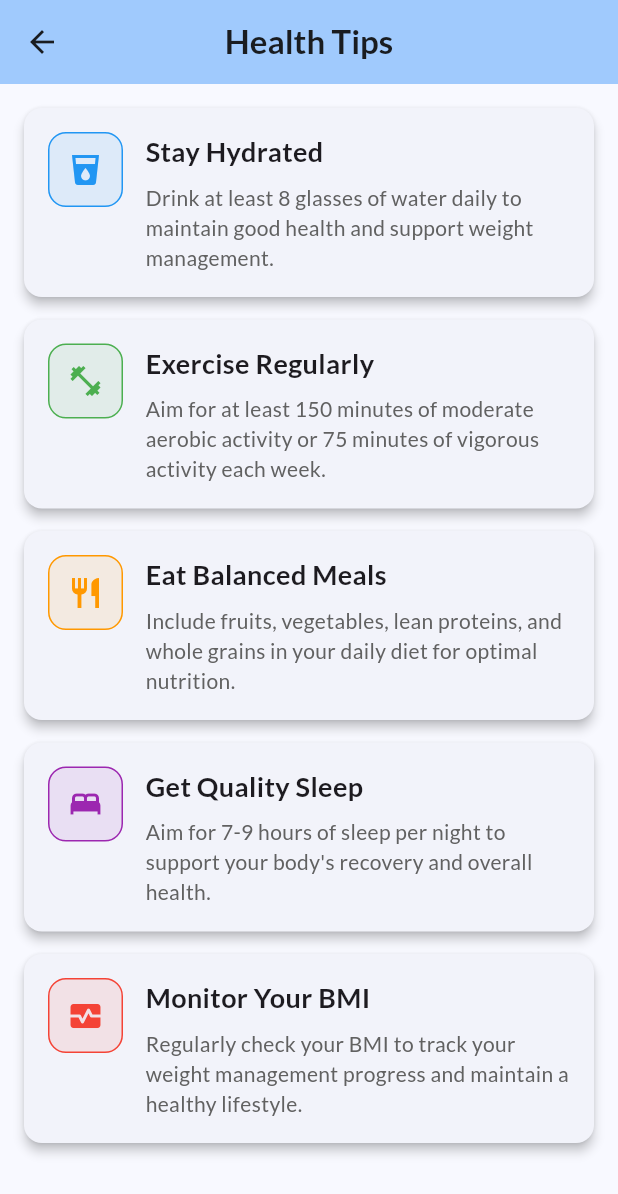
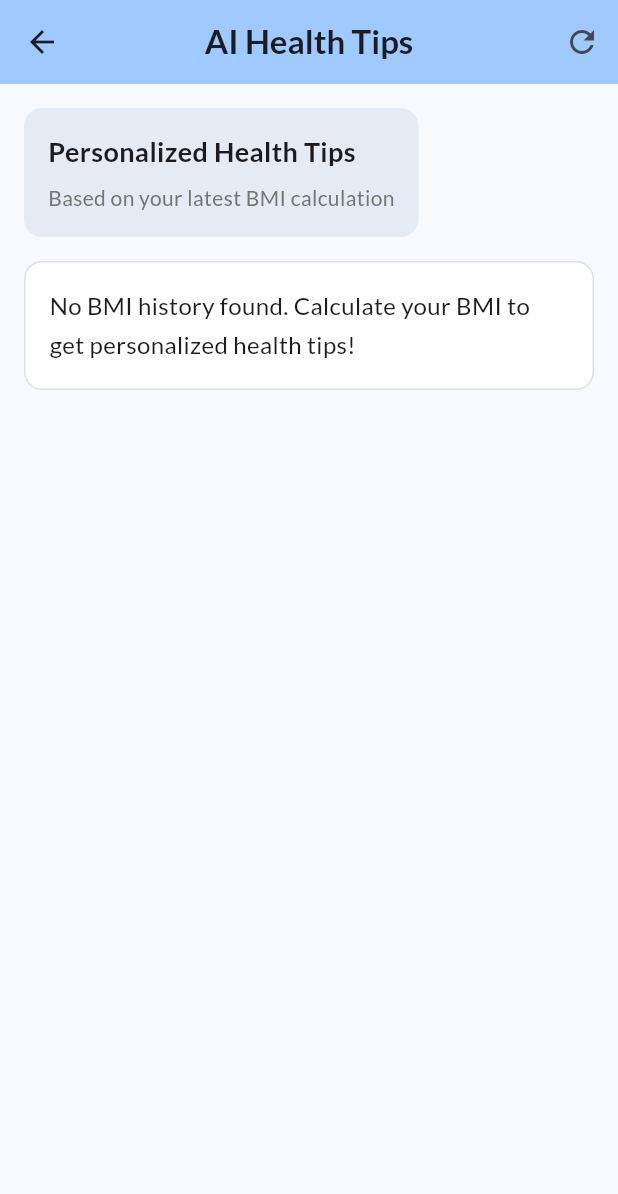
Before and after one commit to harraznasrullah/bmi-calculator-app, a Flutter app: the screen it shows after launch, after a tap on "Health Tips", on a phone screen of 412 x 824 dp. Shown: the top 1194 px of the screen. Run offline on Flutter 3.47's test engine with Material 3 defaults, Android fonts, the phone set to English and light mode, and no system bars; our stand-ins replace cloud_firestore, firebase_core, google_fonts, shared_preferences; accounts and stored records are empty.

Commit message:
Implement AI-enhanced health tips based on BMI results

```diff
--- a/lib/screens/health_tips_screen.dart
+++ b/lib/screens/health_tips_screen.dart
@@ -1,110 +1,283 @@
 import 'package:flutter/material.dart';
 import 'package:google_fonts/google_fonts.dart';
+import 'package:bmi_app1/services/openrouter_service.dart';
+import 'package:bmi_app1/utils/bmi_history_manager.dart';
 
-class HealthTipsScreen extends StatelessWidget {
+class HealthTipsScreen extends StatefulWidget {
   const HealthTipsScreen({super.key});
 
   @override
+  State<HealthTipsScreen> createState() => _HealthTipsScreenState();
+}
+
+class _HealthTipsScreenState extends State<HealthTipsScreen> {
+  String _healthTips = '';
+  bool _isLoading = false;
+  String _error = '';
+
+  @override
+  void initState() {
+    super.initState();
+    _fetchPersonalizedTips();
+  }
+
+  Future<void> _fetchPersonalizedTips() async {
+    setState(() {
+      _isLoading = true;
+      _error = '';
+    });
+
+    try {
+      // Get the most recent BMI record
+      final records = await BMIHistoryManager.getBMIHistory();
+
+      if (records.isEmpty) {
+        setState(() {
+          _healthTips = "No BMI history found. Calculate your BMI to get personalized health tips!";
+          _isLoading = false;
+        });
+        return;
+      }
+
+      // Use the most recent BMI record
+      final recentRecord = records[0];
+      final bmi = recentRecord['bmi'];
+      final category = recentRecord['category'];
+      final height = recentRecord['height'];
+      final weight = recentRecord['weight'];
+
+      // Get personalized health tips from AI
+      final tips = await OpenRouterService.getHealthTips(
+        bmi: bmi,
+        category: category,
+        height: height,
+        weight: weight,
+      );
+
+      setState(() {
+        _healthTips = tips;
+        _isLoading = false;
+      });
+    } catch (e) {
+      setState(() {
+        _error = 'Failed to load health tips: $e';
+        _isLoading = false;
+      });
+    }
+  }
+
+  @override
   Widget build(BuildContext context) {
-    // Sample health tips data
-    final List<HealthTip> tips = [
-      HealthTip(
-        title: 'Stay Hydrated',
-        content: 'Drink at least 8 glasses of water daily to maintain good health and support weight management.',
-        icon: Icons.local_drink,
-        color: Colors.blue,
-      ),
-      HealthTip(
-        title: 'Exercise Regularly',
-        content: 'Aim for at least 150 minutes of moderate aerobic activity or 75 minutes of vigorous activity each week.',
-        icon: Icons.fitness_center,
-        color: Colors.green,
-      ),
-      HealthTip(
-        title: 'Eat Balanced Meals',
-        content: 'Include fruits, vegetables, lean proteins, and whole grains in your daily diet for optimal nutrition.',
-        icon: Icons.restaurant,
-        color: Colors.orange,
-      ),
-      HealthTip(
-        title: 'Get Quality Sleep',
-        content: 'Aim for 7-9 hours of sleep per night to support your body\'s recovery and overall health.',
-        icon: Icons.bed,
-        color: Colors.purple,
-      ),
-      HealthTip(
-        title: 'Monitor Your BMI',
-        content: 'Regularly check your BMI to track your weight management progress and maintain a healthy lifestyle.',
-        icon: Icons.monitor_heart,
-        color: Colors.red,
-      ),
-    ];
-
     return Scaffold(
       appBar: AppBar(
         backgroundColor: Theme.of(context).colorScheme.inversePrimary,
         title: Text(
-          'Health Tips',
+          'AI Health Tips',
           style: GoogleFonts.lato(
             fontSize: 22,
             fontWeight: FontWeight.bold,
           ),
         ),
         centerTitle: true,
+        actions: [
+          IconButton(
+            icon: const Icon(Icons.refresh),
+            onPressed: _fetchPersonalizedTips,
+          ),
+        ],
       ),
       body: Padding(
         padding: const EdgeInsets.all(16.0),
-        child: ListView.builder(
-          itemCount: tips.length,
-          itemBuilder: (context, index) {
-            final tip = tips[index];
-            return _buildTipCard(context, tip);
-          },
-        ),
+        child: _isLoading
+            ? const Center(
+                child: Column(
+                  mainAxisAlignment: MainAxisAlignment.center,
+                  children: [
+                    CircularProgressIndicator(),
+                    SizedBox(height: 20),
+                    Text('Generating personalized health tips...'),
+                  ],
+                ),
+              )
+            : _error.isNotEmpty
+                ? Center(
+                    child: Column(
+                      mainAxisAlignment: MainAxisAlignment.center,
+                      children: [
+                        Icon(
+                          Icons.error_outline,
+                          size: 60,
+                          color: Colors.red,
+                        ),
+                        const SizedBox(height: 20),
+                        Text(
+                          _error,
+                          textAlign: TextAlign.center,
+                          style: TextStyle(
+                            fontSize: 16,
+                            color: Colors.red,
+                          ),
+                        ),
+                        const SizedBox(height: 20),
+                        ElevatedButton(
+                          onPressed: _fetchPersonalizedTips,
+                          child: const Text('Try Again'),
+                        ),
+                      ],
+                    ),
+                  )
+                : RefreshIndicator(
+                    onRefresh: _fetchPersonalizedTips,
+                    child: SingleChildScrollView(
+                      child: Column(
+                        crossAxisAlignment: CrossAxisAlignment.start,
+                        children: [
+                          // Add a header
+                          Container(
+                            padding: const EdgeInsets.all(16),
+                            decoration: BoxDecoration(
+                              color: Theme.of(context).colorScheme.primary.withValues(alpha: 0.1),
+                              borderRadius: BorderRadius.circular(12),
+                            ),
+                            child: Column(
+                              crossAxisAlignment: CrossAxisAlignment.start,
+                              children: [
+                                Text(
+                                  'Personalized Health Tips',
+                                  style: GoogleFonts.lato(
+                                    fontSize: 18,
+                                    fontWeight: FontWeight.bold,
+                                  ),
+                                ),
+                                const SizedBox(height: 8),
+                                Text(
+                                  'Based on your latest BMI calculation',
+                                  style: TextStyle(
+                                    fontSize: 14,
+                                    color: Colors.grey[600],
+                                  ),
+                                ),
+                              ],
+                            ),
+                          ),
+                          const SizedBox(height: 16),
+                          // Display the AI-generated health tips
+                          Container(
+                            padding: const EdgeInsets.all(16),
+                            decoration: BoxDecoration(
+                              color: Colors.white,
+                              borderRadius: BorderRadius.circular(12),
+                              border: Border.all(
+                                color: Colors.grey[300]!,
+                                width: 1,
+                              ),
+                            ),
+                            child: Text(
+                              _healthTips,
+                              style: GoogleFonts.lato(
+                                fontSize: 16,
+                                height: 1.6,
+                              ),
+                            ),
+                          ),
+                          const SizedBox(height: 20),
+                          // Add general tips section if needed
+                          if (!_healthTips.contains('diet') &&
+                              !_healthTips.contains('exercise') &&
+                              !_healthTips.contains('tips'))
+                            _buildGeneralTipsSection(),
+                        ],
+                      ),
+                    ),
+                  ),
       ),
     );
   }
 
-  Widget _buildTipCard(BuildContext context, HealthTip tip) {
+  Widget _buildGeneralTipsSection() {
+    return Column(
+      crossAxisAlignment: CrossAxisAlignment.start,
+      children: [
+        Text(
+          'General Health Tips',
+          style: GoogleFonts.lato(
+            fontSize: 18,
+            fontWeight: FontWeight.bold,
+          ),
+        ),
+        const SizedBox(height: 12),
+        _buildTipCard(
+          context,
+          'Stay Hydrated',
+          'Drink at least 8 glasses of water daily to maintain good health and support weight management.',
+          Icons.local_drink,
+          Colors.blue,
+        ),
+        _buildTipCard(
+          context,
+          'Exercise Regularly',
+          'Aim for at least 150 minutes of moderate aerobic activity or 75 minutes of vigorous activity each week.',
+          Icons.fitness_center,
+          Colors.green,
+        ),
+        _buildTipCard(
+          context,
+          'Eat Balanced Meals',
+          'Include fruits, vegetables, lean proteins, and whole grains in your daily diet for optimal nutrition.',
+          Icons.restaurant,
+          Colors.orange,
+        ),
+      ],
+    );
+  }
+
+  Widget _buildTipCard(
+    BuildContext context,
+    String title,
+    String content,
+    IconData icon,
+    Color color,
+  ) {
     return Card(
-      elevation: 3,
-      margin: const EdgeInsets.only(bottom: 15),
+      elevation: 2,
+      margin: const EdgeInsets.only(bottom: 12),
       child: Padding(
         padding: const EdgeInsets.all(16.0),
         child: Row(
           crossAxisAlignment: CrossAxisAlignment.start,
           children: [
             Container(
-              width: 50,
-              height: 50,
+              width: 40,
+              height: 40,
               decoration: BoxDecoration(
-                color: tip.color.withValues(alpha: 0.1),
-                borderRadius: BorderRadius.circular(12),
+                color: color.withValues(alpha: 0.1),
+                borderRadius: BorderRadius.circular(10),
                 border: Border.all(
-                  color: tip.color,
+                  color: color,
                   width: 1,
                 ),
               ),
               child: Icon(
-                tip.icon,
-                color: tip.color,
+                icon,
+                color: color,
+                size: 20,
               ),
             ),
-            const SizedBox(width: 15),
+            const SizedBox(width: 12),
             Expanded(
               child: Column(
                 crossAxisAlignment: CrossAxisAlignment.start,
                 children: [
                   Text(
-                    tip.title,
+                    title,
                     style: GoogleFonts.lato(
-                      fontSize: 18,
-                      fontWeight: FontWeight.bold,
+                      fontSize: 16,
+                      fontWeight: FontWeight.w600,
                     ),
                   ),
-                  const SizedBox(height: 8),
+                  const SizedBox(height: 4),
                   Text(
-                    tip.content,
+                    content,
                     style: GoogleFonts.lato(
                       fontSize: 14,
                       color: Colors.grey[700],
@@ -119,17 +292,3 @@ class HealthTipsScreen extends StatelessWidget {
     );
   }
 }
-
-class HealthTip {
-  final String title;
-  final String content;
-  final IconData icon;
-  final Color color;
-
-  HealthTip({
-    required this.title,
-    required this.content,
-    required this.icon,
-    required this.color,
-  });
-}
--- /dev/null
+++ b/lib/services/openrouter_service.dart
@@ -0,0 +1,89 @@
+import 'dart:convert';
+import 'package:http/http.dart' as http;
+
+class OpenRouterService {
+  static const String _apiKey = "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";
+  static const String _apiUrl = "https://openrouter.ai/api/v1/chat/completions";
+  static const String _model = "deepseek/deepseek-chat-v3.1:free";
+
+  static Future<String> getHealthTips({
+    required double bmi,
+    required String category,
+    double? height,
+    double? weight,
+    int? age,
+    String? gender,
+  }) async {
+    try {
+      // Create a prompt based on the user's BMI and profile
+      String prompt = _generatePrompt(bmi, category, height, weight, age, gender);
+
+      final response = await http.post(
+        Uri.parse(_apiUrl),
+        headers: {
+          "Authorization": "Bearer $_apiKey",
+          "Content-Type": "application/json",
+        },
+        body: jsonEncode({
+          "model": _model,
+          "messages": [
+            {
+              "role": "user",
+              "content": prompt
+            }
+          ],
+        }),
+      );
+
+      if (response.statusCode == 200) {
+        final data = jsonDecode(response.body);
+        final choices = data['choices'] as List;
+        if (choices.isNotEmpty) {
+          return choices[0]['message']['content'].toString().trim();
+        } else {
+          return "I couldn't generate health tips at the moment. Please try again later.";
+        }
+      } else {
+        return "Sorry, I couldn't generate health tips right now. Please check your connection and try again.";
+      }
+    } catch (e) {
+      // Consider using a proper logging solution in production
+      // log('Error getting health tips: $e');
+      return "Sorry, I couldn't generate health tips right now. Please try again later.";
+    }
+  }
+
+  static String _generatePrompt(
+    double bmi,
+    String category,
+    double? height,
+    double? weight,
+    int? age,
+    String? gender,
+  ) {
+    String userProfile = "Your BMI is ${bmi.toStringAsFixed(1)} which is categorized as $category.";
+
+    if (height != null) userProfile += " Your height is ${height}cm.";
+    if (weight != null) userProfile += " Your weight is ${weight}kg.";
+    if (age != null) userProfile += " You are $age years old.";
+    if (gender != null) userProfile += " Your gender is $gender.";
+
+    return '''
+$userProfile
+
+Based on this information, provide personalized health tips. Include specific recommendations for:
+- Diet suggestions
+- Exercise routines
+- Lifestyle changes
+- Health monitoring advice
+
+Keep the response concise, friendly, and actionable. Format as follows:
+- Main health recommendation
+- Specific diet advice
+- Recommended exercises
+- Additional tips
+
+Make the advice age and BMI appropriate.
+''';
+  }
+}
--- a/pubspec.yaml
+++ b/pubspec.yaml
@@ -40,6 +40,7 @@ dependencies:
   firebase_core: ^3.15.2
   cloud_firestore: ^5.6.12
   shared_preferences: ^2.2.2
+  http: ^1.1.0
 
 dev_dependencies:
   flutter_test:
```
Also changed, not shown: pubspec.lock.
